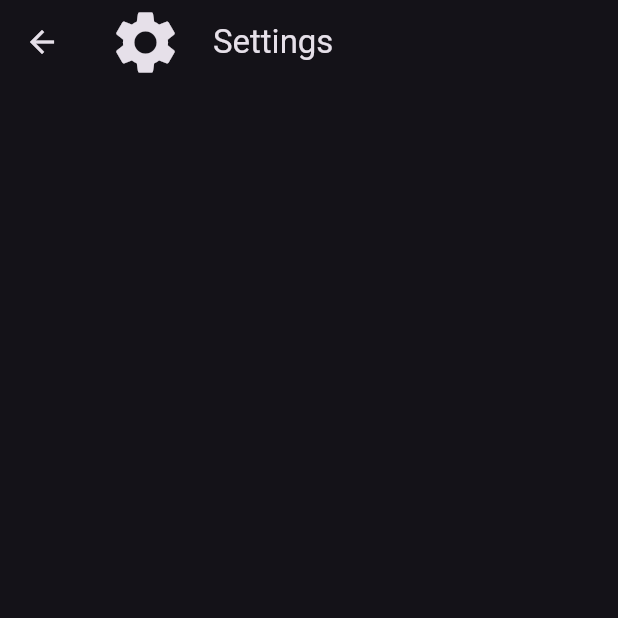
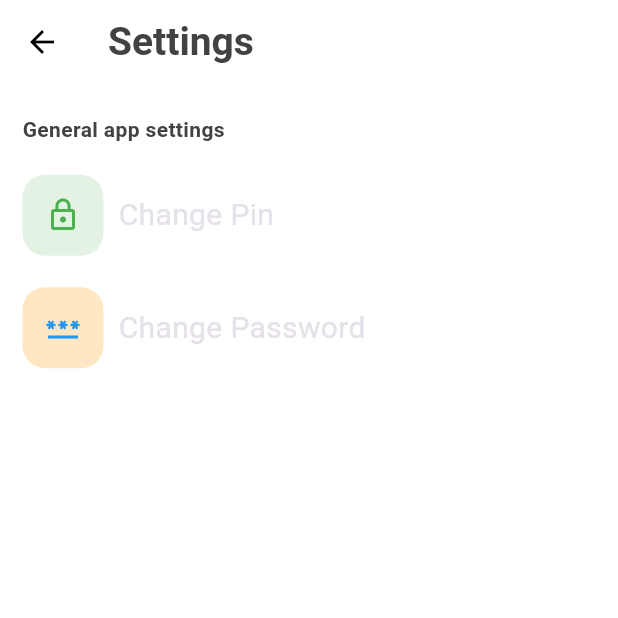
Before and after one commit to ashish10010/academyms, a Flutter app: the SettingsPage screen opened directly, on a phone screen of 412 x 824 dp, the top half of it. Run offline on Flutter 3.47's test engine with Material 3 defaults, Android fonts, the light colour scheme and no system bars; our stand-ins replace cached_network_image, carousel_slider.

Commit message:
settings page

```diff
--- a/lib/model/settings.dart
+++ /dev/null
@@ -1,26 +0,0 @@
-import 'package:flutter/material.dart';
-
-class SettingsPage extends StatefulWidget {
-  const SettingsPage({super.key});
-
-  @override
-  State<SettingsPage> createState() => _SettingsPageState();
-}
-
-class _SettingsPageState extends State<SettingsPage> {
-  @override
-  Widget build(BuildContext context) {
-    return Scaffold(
-      appBar: AppBar(
-        title: const Row(
-          children: [
-            Icon(Icons.settings,
-            size: 50,),
-            SizedBox(width: 20,),
-            Text("Settings"),
-          ],
-        ),
-      ),
-    );
-  }
-}
--- a/lib/screens/home_screen.dart
+++ b/lib/screens/home_screen.dart
@@ -4,10 +4,10 @@ import 'package:Academy/model/course_card.dart';
 import 'package:carousel_slider/carousel_slider.dart';
 import 'package:flutter/material.dart';
 
-import '../model/about.dart';
 import '../model/constants.dart';
-import '../model/my_profile.dart';
-import '../model/settings.dart';
+import 'about.dart';
+import 'my_profile.dart';
+import 'settings.dart';
 
 class HomeScreen extends StatefulWidget {
   const HomeScreen({super.key});
@@ -17,13 +17,10 @@ class HomeScreen extends StatefulWidget {
 }
 
 class _HomeScreenState extends State<HomeScreen> {
-
   final course1 = courses[0];
   final course2 = courses[1];
   final course3 = courses[2];
   final course4 = courses[3];
-
-
 
   final docList = [
     "empty",
@@ -54,7 +51,7 @@ class _HomeScreenState extends State<HomeScreen> {
             mainAxisAlignment: MainAxisAlignment.end,
             children: [
               Text(
-                "${text}",
+                "$text",
                 style: TextStyle(
                     fontFamily: "Poppins",
                     fontSize: size,
@@ -77,18 +74,18 @@ class _HomeScreenState extends State<HomeScreen> {
                       "View All",
                       style: TextStyle(
                         color: Color.fromARGB(255, 55, 14, 201),
+                        fontWeight: FontWeight.bold,
                         fontSize: 12,
-                        fontWeight: FontWeight.bold,
                       ),
                     ),
                   ),
                 )
-              : (text != "Our Courses")
+              : (text != "Our Course")
                   ? const Text(
                       "View All",
                       style: TextStyle(
                         color: Color.fromARGB(255, 55, 14, 201),
-                        fontSize: 12,
+                        fontSize: 15,
                       ),
                     )
                   : const Text(""),
@@ -272,34 +269,35 @@ class _HomeScreenState extends State<HomeScreen> {
                         child: CourseCard(
                           title: course1['title'] as String,
                           image: course1['imageUrl'] as String,
-                          backgroundColor:  const Color.fromARGB(255, 130, 139, 139),
+                          backgroundColor:
+                              const Color.fromARGB(255, 130, 139, 139),
                         ),
                       ),
-
                       SizedBox(
                         height: 400,
                         child: CourseCard(
                           title: course2['title'] as String,
                           image: course2['imageUrl'] as String,
-                          backgroundColor:  const Color.fromARGB(255, 130, 139, 139),
+                          backgroundColor:
+                              const Color.fromARGB(255, 130, 139, 139),
                         ),
                       ),
-
                       SizedBox(
                         height: 400,
                         child: CourseCard(
                           title: course3['title'] as String,
                           image: course3['imageUrl'] as String,
-                          backgroundColor:  const Color.fromARGB(255, 130, 139, 139),
+                          backgroundColor:
+                              const Color.fromARGB(255, 130, 139, 139),
                         ),
                       ),
-
                       SizedBox(
                         height: 400,
                         child: CourseCard(
                           title: course4['title'] as String,
                           image: course4['imageUrl'] as String,
-                          backgroundColor:  const Color.fromARGB(255, 130, 139, 139),
+                          backgroundColor:
+                              const Color.fromARGB(255, 130, 139, 139),
                         ),
                       ),
                     ],
--- a/lib/model/my_profile.dart
+++ b/lib/screens/my_profile.dart
@@ -17,45 +17,6 @@ class _MyProfileState extends State<MyProfile> {
   String gender = "";
   String dob = "24-09-2002";
   String profileUrl = "empty";
-
-  Container builtContainer(title, info) {
-    return Container(
-      height: 68,
-      child: Padding(
-        padding: const EdgeInsets.symmetric(horizontal: 20.0),
-        child: Row(
-          mainAxisAlignment: MainAxisAlignment.spaceBetween,
-          children: [
-            Text(
-              '${title}',
-              style: TextStyle(
-                fontSize: 20,
-                fontWeight: FontWeight.bold,
-              ),
-            ),
-            Row(
-              children: [
-                Text(
-                  '${info}',
-                  style: TextStyle(
-                    fontSize: 17,
-                    fontWeight: FontWeight.bold,
-                  ),
-                ),
-                SizedBox(
-                  width: 10,
-                ),
-                Icon(
-                  Icons.edit,
-                  color: Colors.grey,
-                ),
-              ],
-            ),
-          ],
-        ),
-      ),
-    );
-  }
 
   @override
   Widget build(BuildContext context) {
@@ -190,6 +151,45 @@ class _MyProfileState extends State<MyProfile> {
   }
 }
 
+Container builtContainer(title, info) {
+  return Container(
+    height: 68,
+    child: Padding(
+      padding: const EdgeInsets.symmetric(horizontal: 20.0),
+      child: Row(
+        mainAxisAlignment: MainAxisAlignment.spaceBetween,
+        children: [
+          Text(
+            '${title}',
+            style: TextStyle(
+              fontSize: 20,
+              fontWeight: FontWeight.bold,
+            ),
+          ),
+          Row(
+            children: [
+              Text(
+                '${info}',
+                style: TextStyle(
+                  fontSize: 17,
+                  fontWeight: FontWeight.bold,
+                ),
+              ),
+              SizedBox(
+                width: 10,
+              ),
+              Icon(
+                Icons.edit,
+                color: Colors.grey,
+              ),
+            ],
+          ),
+        ],
+      ),
+    ),
+  );
+}
+
 Future<String> futureFunction() async {
   String url = "empty";
   return url;
--- a/lib/screens/register.dart
+++ b/lib/screens/register.dart
@@ -25,7 +25,7 @@ class _RegisterState extends State<Register> {
         ),
       Scaffold(
        backgroundColor: Colors.transparent,
-        body: Container(
+        body: SizedBox(
           height: double.infinity,
           width: double.infinity,
           child: SingleChildScrollView(
--- /dev/null
+++ b/lib/screens/settings.dart
@@ -0,0 +1,112 @@
+import 'package:flutter/material.dart';
+
+class SettingsPage extends StatefulWidget {
+  const SettingsPage({super.key});
+
+  @override
+  State<SettingsPage> createState() => _SettingsPageState();
+}
+
+class _SettingsPageState extends State<SettingsPage> {
+  SizedBox settingsContainer(IconData icon, text, Color color, Color color2) {
+    return SizedBox(
+      height: 75,
+      child: Row(
+        children: [
+          Container(
+            height: 54,
+            width: 54,
+            decoration: BoxDecoration(
+              color: color2,
+              borderRadius: BorderRadius.circular(15),
+            ),
+            child: Icon(
+              icon,
+              color: color,
+            ),
+          ),
+          const SizedBox(
+            width: 10,
+          ),
+          Text(
+            text,
+            style: const TextStyle(
+              fontSize: 20,
+            ),
+          ),
+        ],
+      ),
+    );
+  }
+
+  @override
+  Widget build(BuildContext context) {
+    return Scaffold(
+      backgroundColor: Colors.white,
+      appBar: AppBar(
+        leading: GestureDetector(
+          onTap: () {
+            Navigator.pop(context);
+          },
+          child: const Icon(
+            Icons.arrow_back,
+            color: Colors.black,
+          ),
+        ),
+        title: Text(
+          'Settings',
+          style: TextStyle(
+                    fontSize: 26,
+                    fontWeight: FontWeight.bold,
+                    color: Colors.grey[800],
+                  ),
+        ),
+        backgroundColor: Colors.white,
+        elevation: 0,
+      ),
+      body: Padding(
+        padding: const EdgeInsets.symmetric(horizontal: 15.0),
+        child: Column(
+          children: [
+            const SizedBox(
+              height: 10,
+            ),
+            // Row(
+            //   children: [
+            //     Text(
+            //       'Settings',
+            //       style: TextStyle(
+            //         fontSize: 26,
+            //         fontWeight: FontWeight.bold,
+            //         color: Colors.grey[800],
+            //       ),
+            //     ),
+            //   ],
+            // ),
+            const SizedBox(
+              height: 10,
+            ),
+            Row(
+              children: [
+                Text(
+                  'General app settings',
+                  style: TextStyle(
+                    fontWeight: FontWeight.bold,
+                    color: Colors.grey[800],
+                  ),
+                ),
+              ],
+            ),
+            const SizedBox(
+              height: 10,
+            ),
+            settingsContainer(Icons.lock_outline, 'Change Pin', Colors.green,
+                const Color.fromARGB(40, 76, 175, 79)),
+            settingsContainer(Icons.password, 'Change Password', Colors.blue,
+                const Color.fromARGB(60, 255, 153, 0)),
+          ],
+        ),
+      ),
+    );
+  }
+}
```
Also changed, not shown: lib/screens/about.dart (renamed from lib/model/about.dart). Lines whose indentation alone changed are shown as unchanged.
